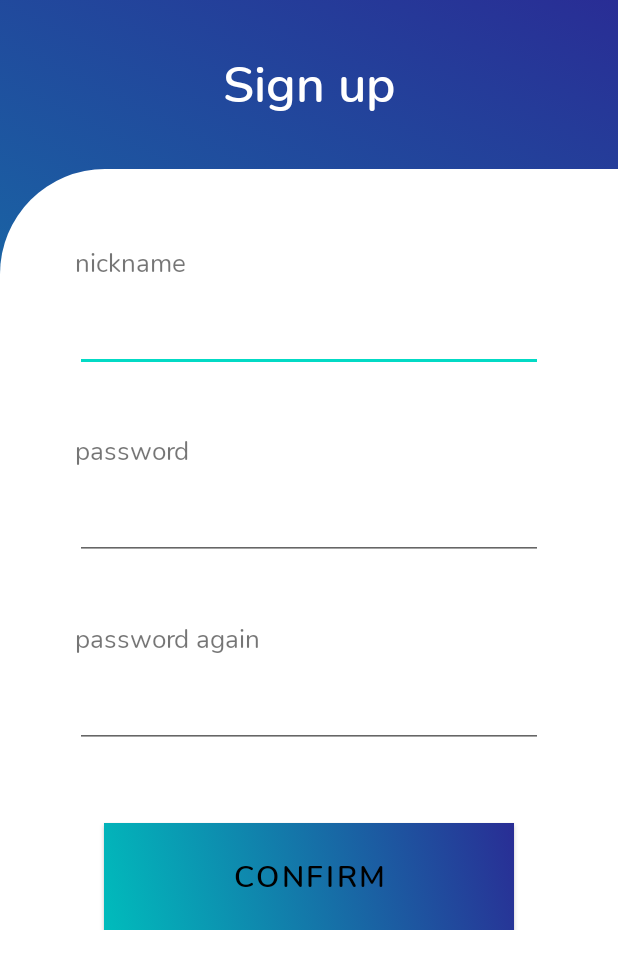
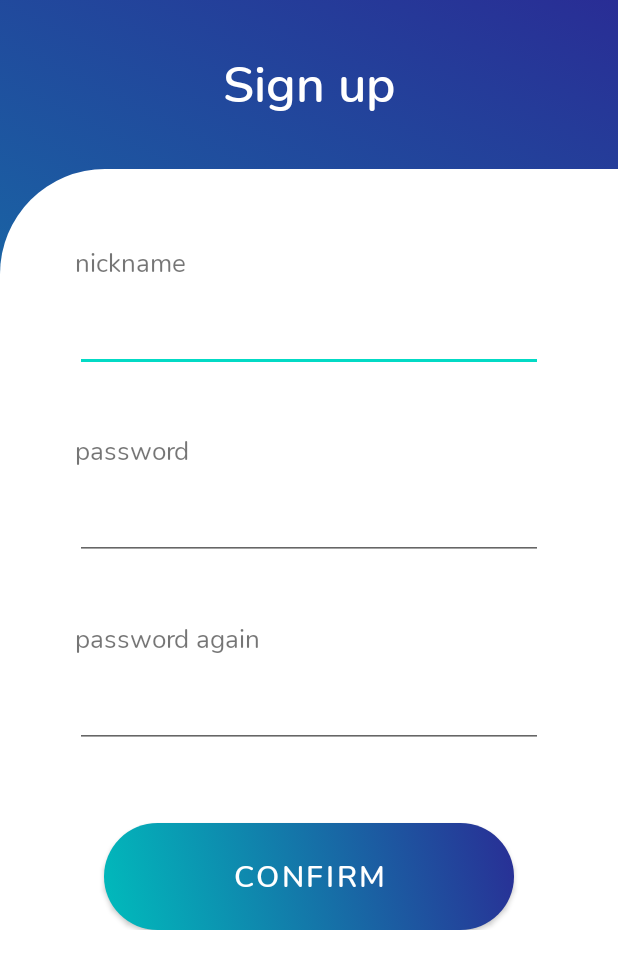
Before and after one commit to hyper-hronoz/Samsung_normal_annual_project, an Android app: the screen it shows after launch (SignUpActivity), after a tap on "CONFIRM", on a phone screen of 412 x 824 dp. Shown: the top 969 px of the screen. Run offline under Robolectric (Android 15) with nearby library versions, the phone set to English and light mode, and no system bars.

Commit message:
Добавил адекватную клавиатуру, теперь под ней появляется нав бар и ничего не ломается и не дергается

```diff
--- a/app/src/main/java/com/example/samsungnormalannualproject/SignUpActivity.java
+++ b/app/src/main/java/com/example/samsungnormalannualproject/SignUpActivity.java
@@ -2,40 +2,59 @@
 
 import androidx.appcompat.app.AppCompatActivity;
 
+import android.graphics.Rect;
 import android.os.Build;
 import android.os.Bundle;
 import android.view.View;
+import android.view.ViewTreeObserver;
 import android.view.Window;
 import android.view.WindowManager;
+import android.widget.Button;
+import android.widget.EditText;
+import android.widget.Toast;
 
 public class SignUpActivity extends AppCompatActivity {
 
     private View view;
+    private Button confirmButton;
+    private EditText nickNameEditText;
+    private EditText passwordEditText;
+    private EditText passwordAgainEditText;
 
-    // скрывает боттом меню
+    // скрывает боттом меню при потере фокуса
     @Override
     public void onWindowFocusChanged(boolean hasFocus) {
         super.onWindowFocusChanged(hasFocus);
         if (hasFocus) {
-            getWindow().getDecorView().setSystemUiVisibility(
-                    View.SYSTEM_UI_FLAG_LAYOUT_STABLE
-                            | View.SYSTEM_UI_FLAG_LAYOUT_HIDE_NAVIGATION
-                            | View.SYSTEM_UI_FLAG_LAYOUT_FULLSCREEN
-                            | View.SYSTEM_UI_FLAG_HIDE_NAVIGATION
-                            | View.SYSTEM_UI_FLAG_FULLSCREEN
-                            | View.SYSTEM_UI_FLAG_IMMERSIVE_STICKY);
+            hideSystemUI();
         }
     }
 
     // скрывает топ меню и делаем приложения безрамочным
     public void hideSystemUI() {
         getWindow().getDecorView().setSystemUiVisibility(
-                View.SYSTEM_UI_FLAG_FULLSCREEN
+                View.SYSTEM_UI_FLAG_IMMERSIVE
+                        | View.SYSTEM_UI_FLAG_FULLSCREEN
                         | View.SYSTEM_UI_FLAG_LOW_PROFILE
                         | View.SYSTEM_UI_FLAG_LAYOUT_STABLE
-                        | View.SYSTEM_UI_FLAG_IMMERSIVE
+                        | View.SYSTEM_UI_FLAG_HIDE_NAVIGATION
+                        | View.SYSTEM_UI_FLAG_IMMERSIVE_STICKY
+                        | View.SYSTEM_UI_FLAG_LAYOUT_FULLSCREEN
                         | View.SYSTEM_UI_FLAG_LAYOUT_HIDE_NAVIGATION
-                        | View.SYSTEM_UI_FLAG_HIDE_NAVIGATION);
+        );
+    }
+
+    public void showBottomNavBar() {
+        getWindow().getDecorView().setSystemUiVisibility(
+                View.SYSTEM_UI_FLAG_IMMERSIVE
+                        | View.SYSTEM_UI_FLAG_FULLSCREEN
+                        | View.SYSTEM_UI_FLAG_LOW_PROFILE
+                        | View.SYSTEM_UI_FLAG_LAYOUT_STABLE
+                        | View.SYSTEM_UI_FLAG_VISIBLE // именно это поле и меняет состояние нижнего меню
+                        | View.SYSTEM_UI_FLAG_IMMERSIVE_STICKY
+                        | View.SYSTEM_UI_FLAG_LAYOUT_FULLSCREEN
+                        | View.SYSTEM_UI_FLAG_LAYOUT_HIDE_NAVIGATION
+        );
     }
 
     private void setBackGround() {
@@ -45,17 +64,18 @@
 
         if (isMen) {
             this.view.setBackgroundResource(R.drawable.select_gender_gradient_boy);
+            this.confirmButton.setBackgroundResource(R.drawable.login_regirstrate_button_background_boy);
         }
 
         if (!isMen) {
             this.view.setBackgroundResource(R.drawable.select_gender_gradient_girl);
+            this.confirmButton.setBackgroundResource(R.drawable.login_registrate_button_background_girl);
         }
     }
 
     @Override
     protected void onCreate(Bundle savedInstanceState) {
         super.onCreate(savedInstanceState);
-
 
 
         // сдесь у нас настройка активити берзрамочноая
@@ -71,7 +91,31 @@
         setContentView(R.layout.activity_sign_up);
 
         this.view = (View) findViewById(R.id.sign_up_view);
+        this.confirmButton = (Button) findViewById(R.id.confirm_sign_up_button);
+        this.nickNameEditText = (EditText) findViewById(R.id.editText_password);
+        this.passwordEditText = (EditText) findViewById(R.id.editText_password);
+        this.passwordAgainEditText = (EditText) findViewById(R.id.editText_password_again);
 
-        setBackGround();
+        this.setBackGround();
+        this.keyBoardStateChangeListener();
     }
+
+    private void keyBoardStateChangeListener() {
+        this.view.getViewTreeObserver().addOnGlobalLayoutListener(
+                new ViewTreeObserver.OnGlobalLayoutListener() {
+                    @Override
+                    public void onGlobalLayout() {
+                        Rect r = new Rect();
+                        view.getWindowVisibleDisplayFrame(r);
+                        int screenHeight = view.getRootView().getHeight();
+                        int keypadHeight = screenHeight - r.bottom;
+                        if (keypadHeight > screenHeight * 0.15) {
+                            showBottomNavBar();
+                        } else {
+                            hideSystemUI();
+                        }
+                    }
+                });
+    }
+
 }
--- /dev/null
+++ b/app/src/main/res/drawable/login_regirstrate_button_background_boy.xml
@@ -0,0 +1,13 @@
+<?xml version="1.0" encoding="utf-8"?>
+<selector xmlns:android="http://schemas.android.com/apk/res/android">
+    <item>
+        <shape>
+            <corners android:radius="100000dp"/>
+            <stroke android:width="0dp"/>
+            <gradient
+                android:angle="45"
+                android:startColor="#00BCBC"
+                android:endColor="#292D95"/>
+        </shape>
+    </item>
+</selector>
--- /dev/null
+++ b/app/src/main/res/drawable/login_registrate_button_background_girl.xml
@@ -0,0 +1,13 @@
+<?xml version="1.0" encoding="utf-8"?>
+<selector xmlns:android="http://schemas.android.com/apk/res/android">
+    <item>
+        <shape>
+            <corners android:radius="100000dp"/>
+            <stroke android:width="0dp"/>
+            <gradient
+                android:angle="45"
+                android:startColor="#F2709C"
+                android:endColor="#292D95"/>
+        </shape>
+    </item>
+</selector>
--- a/app/src/main/res/layout/activity_sign_up.xml
+++ b/app/src/main/res/layout/activity_sign_up.xml
@@ -47,14 +47,14 @@
                     style="@style/input_label"
                     android:layout_width="wrap_content"
                     android:layout_height="wrap_content"
-                    android:layout_above="@+id/editTextTextPassword"
+                    android:layout_above="@+id/editText_password"
                     android:layout_alignParentStart="true"
                     android:layout_alignParentLeft="true"
                     android:layout_alignParentTop="true"
                     android:text="nickname" />
 
                 <EditText
-                    android:id="@+id/editTextTextLogin"
+                    android:id="@+id/editText_nickname"
                     android:layout_width="match_parent"
                     android:layout_height="60dp"
                     android:layout_alignParentTop="true"
@@ -70,14 +70,14 @@
                     style="@style/input_label"
                     android:layout_width="wrap_content"
                     android:layout_height="wrap_content"
-                    android:layout_above="@+id/editTextTextPassword"
+                    android:layout_above="@+id/editText_password"
                     android:layout_alignParentStart="true"
                     android:layout_alignParentLeft="true"
                     android:layout_alignParentTop="true"
                     android:text="password" />
 
                 <EditText
-                    android:id="@+id/editTextTextPassword"
+                    android:id="@+id/editText_password"
                     android:layout_width="match_parent"
                     android:layout_height="60dp"
                     android:layout_alignParentTop="true"
@@ -93,14 +93,14 @@
                     style="@style/input_label"
                     android:layout_width="wrap_content"
                     android:layout_height="wrap_content"
-                    android:layout_above="@+id/editTextTextPassword"
+                    android:layout_above="@+id/editText_password"
                     android:layout_alignParentStart="true"
                     android:layout_alignParentLeft="true"
                     android:layout_alignParentTop="true"
                     android:text="password again" />
 
                 <EditText
-                    android:id="@+id/editTextTextPasswordAgain"
+                    android:id="@+id/editText_password_again"
                     android:layout_width="match_parent"
                     android:layout_height="60dp"
                     android:layout_alignParentTop="true"
@@ -111,12 +111,10 @@
                     android:inputType="textPassword" />
 
                 <Button
-                    android:id="@+id/button2"
-                    style="@style/gender_confirm_button"
-                    android:layout_width="wrap_content"
-                    android:layout_height="wrap_content"
+                    android:id="@+id/confirm_sign_up_button"
+                    style="@style/login_registrate_button"
                     android:layout_gravity="center"
-                    android:background="@drawable/select_gender_gradient_boy"
+                    android:background="@drawable/login_regirstrate_button_background_boy"
                     android:text="Confirm"
                     app:backgroundTint="#00FFFFFF"
                     app:backgroundTintMode="src_over" />
--- a/app/src/main/res/values/style.xml
+++ b/app/src/main/res/values/style.xml
@@ -38,4 +38,9 @@
         <item name="android:textSize">17sp</item>
         <item name="fontFamily">@font/nunito_regular</item>
     </style>
+
+    <style name="login_registrate_button" parent="gender_confirm_button">
+        <item name="background">@drawable/login_regirstrate_button_background_boy</item>
+        <item name="android:textColor">@color/white</item>
+    </style>
 </resources>
```
